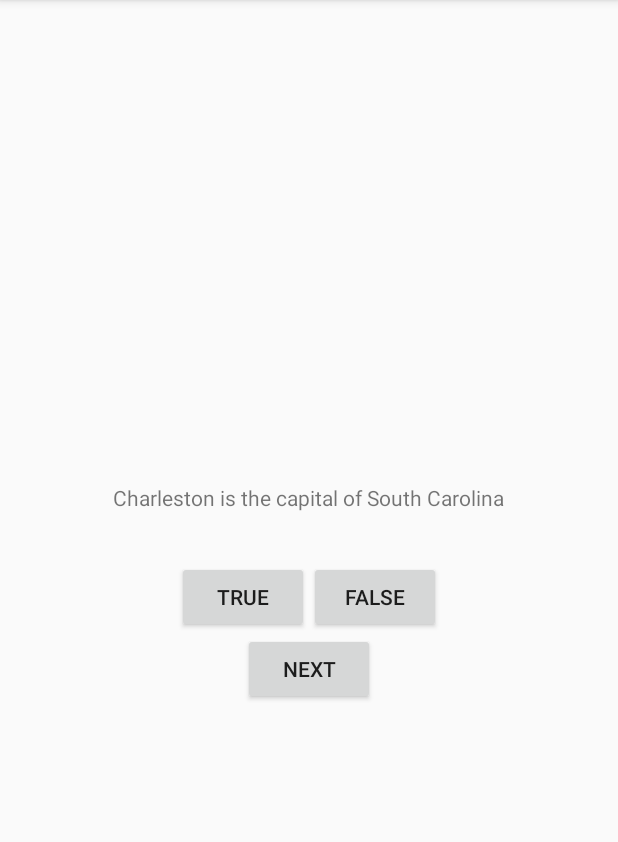
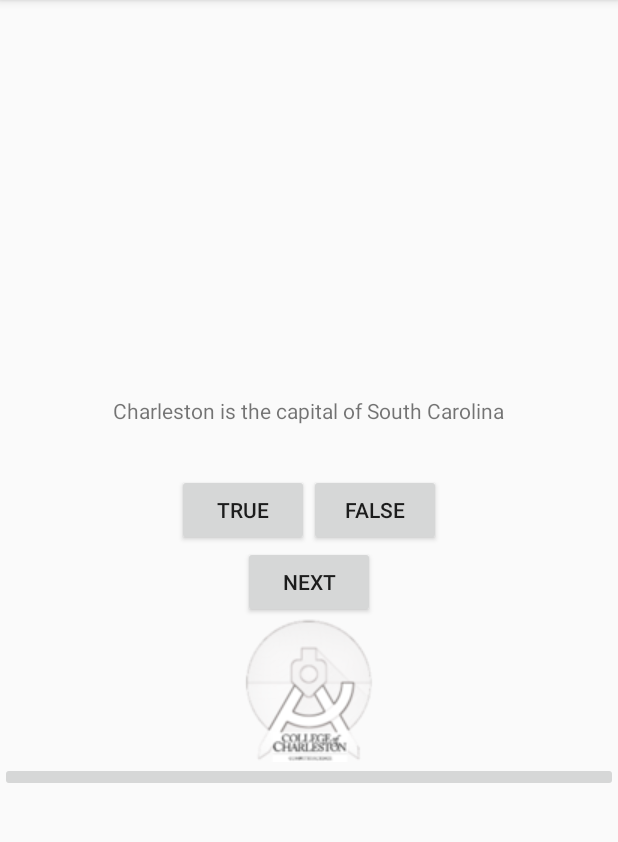
Before and after one commit to CSCI-490-MobileAppDevelopment-S2018/GeoQuiz, an Android app: the screen it shows after launch (MainActivity), on a phone screen of 412 x 824 dp, the part 84-926 px from its top. Run offline under Robolectric (Android 15) with nearby library versions, the phone set to English and light mode, and no system bars.

Commit message:
added image and button programmatically

```diff
--- a/app/src/main/java/edu/cofc/geoquiz/controller/MainActivity.java
+++ b/app/src/main/java/edu/cofc/geoquiz/controller/MainActivity.java
@@ -4,6 +4,8 @@ import android.support.v7.app.AppCompatActivity;
 import android.os.Bundle;
 import android.view.View;
 import android.widget.Button;
+import android.widget.ImageButton;
+import android.widget.LinearLayout;
 import android.widget.TextView;
 import android.widget.Toast;
 
@@ -66,6 +68,12 @@ public class MainActivity extends AppCompatActivity {
             }
         });
 
+        ImageButton imagebutton = new ImageButton(MainActivity.this);
+        imagebutton.setMaxWidth(13);
+
+        LinearLayout layout = (LinearLayout) findViewById(R.id.mainLayout);
+        layout.addView(imagebutton);
+
     }
 
     private void updateQuestion() {
--- a/app/src/main/res/layout/activity_main.xml
+++ b/app/src/main/res/layout/activity_main.xml
@@ -1,5 +1,6 @@
 <?xml version="1.0" encoding="utf-8"?>
 <LinearLayout xmlns:android="http://schemas.android.com/apk/res/android"
+    android:id="@+id/mainLayout"
     android:layout_width="match_parent"
     android:layout_height="match_parent"
     android:gravity="center"
@@ -8,7 +9,7 @@
     <TextView
         android:id="@+id/question_text_view"
         android:layout_width="wrap_content"
-        android:layout_height="76dp"
+        android:layout_height="@dimen/textview_layout_height"
         android:padding="24dp"
         />
 
@@ -35,4 +36,9 @@
         android:layout_width="wrap_content"
         android:layout_height="wrap_content"
         android:text="@string/next_button_text" />
+
+    <ImageView
+        android:layout_height="wrap_content"
+        android:layout_width="wrap_content"
+        android:src="@drawable/favicon" />
 </LinearLayout>
--- a/app/src/main/res/values/dimens.xml
+++ b/app/src/main/res/values/dimens.xml
@@ -5,6 +5,7 @@
 
 
     <dimen name="textview_layout_width">80sp</dimen>
+    <dimen name="textview_layout_height">76dp</dimen>
     <dimen name="text_size">35sp</dimen>
     <dimen name="button_layout_height">68sp</dimen>
 </resources>
```
Also changed, not shown: app/src/main/res/drawable/favicon.png (added), 1 other file.
